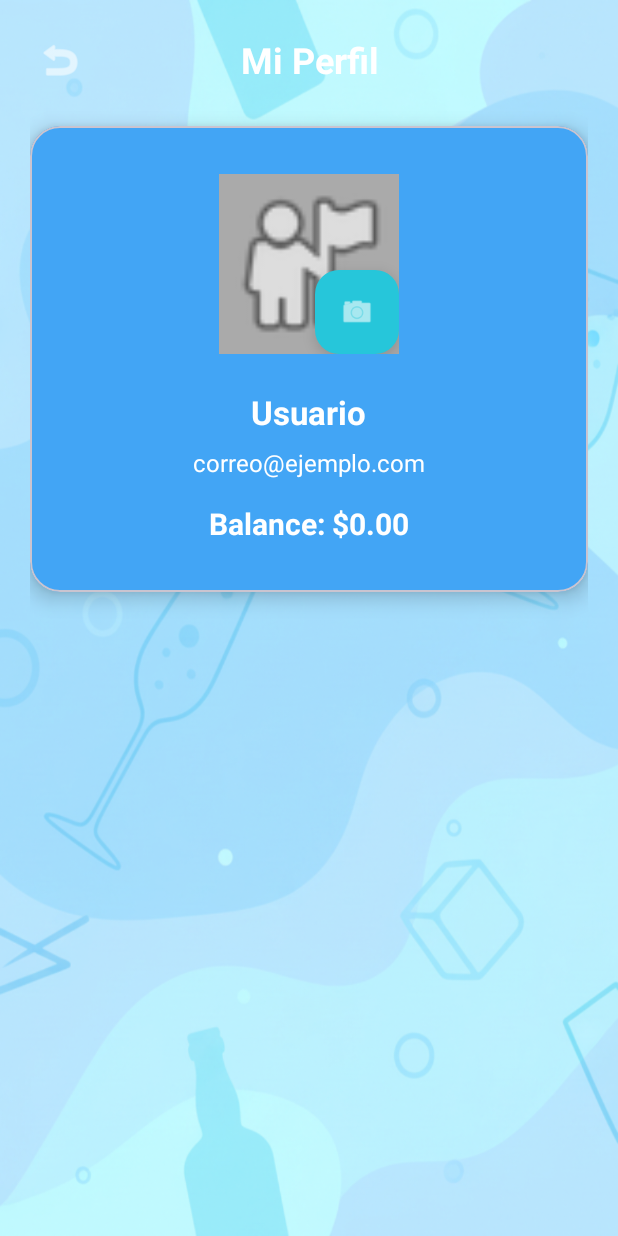
After one commit to Movioles-Sec3/Frontend-Kotlin, an Android app: the ProfileActivity screen opened directly, with no data from a screen before it, on a phone screen of 412 x 824 dp. The commit adds this screen. Run offline under Robolectric (Android 15) with nearby library versions, the phone set to English and light mode, and no system bars; network calls fail.

Commit message:
Cambios para poner Foto de perfil (no se elimina)

```diff
--- /dev/null
+++ b/app/src/main/java/app/src/ProfileActivity.kt
@@ -0,0 +1,172 @@
+package app.src
+
+import android.Manifest
+import android.content.Intent
+import android.content.pm.PackageManager
+import android.graphics.Bitmap
+import android.graphics.BitmapFactory
+import android.net.Uri
+import android.os.Bundle
+import android.provider.MediaStore
+import android.widget.ImageButton
+import android.widget.ImageView
+import android.widget.TextView
+import android.widget.Toast
+import androidx.activity.result.contract.ActivityResultContracts
+import androidx.appcompat.app.AppCompatActivity
+import androidx.core.content.ContextCompat
+import androidx.core.content.FileProvider
+import app.src.utils.SessionManager
+import com.google.android.material.floatingactionbutton.FloatingActionButton
+import java.io.File
+import java.io.FileOutputStream
+import java.util.Locale
+
+class ProfileActivity : AppCompatActivity() {
+
+    private lateinit var ivProfileImage: ImageView
+    private lateinit var tvProfileName: TextView
+    private lateinit var tvProfileEmail: TextView
+    private lateinit var tvProfileBalance: TextView
+    private lateinit var btnBack: ImageButton
+    private lateinit var btnCamera: FloatingActionButton
+
+    private var currentPhotoPath: String? = null
+
+    // Launcher para solicitar permiso de cámara
+    private val requestCameraPermissionLauncher = registerForActivityResult(
+        ActivityResultContracts.RequestPermission()
+    ) { isGranted: Boolean ->
+        if (isGranted) {
+            openCamera()
+        } else {
+            Toast.makeText(this, "Se necesita permiso de cámara para tomar fotos", Toast.LENGTH_SHORT).show()
+        }
+    }
+
+    // Launcher para tomar la foto
+    private val takePictureLauncher = registerForActivityResult(
+        ActivityResultContracts.TakePicture()
+    ) { success: Boolean ->
+        if (success && currentPhotoPath != null) {
+            loadProfileImage()
+            saveProfileImagePath(currentPhotoPath!!)
+            Toast.makeText(this, "Foto de perfil actualizada", Toast.LENGTH_SHORT).show()
+        }
+    }
+
+    override fun onCreate(savedInstanceState: Bundle?) {
+        super.onCreate(savedInstanceState)
+        setContentView(R.layout.activity_profile)
+
+        initializeViews()
+        loadUserData()
+        loadProfileImage()
+        setupListeners()
+    }
+
+    private fun initializeViews() {
+        ivProfileImage = findViewById(R.id.ivProfileImage)
+        tvProfileName = findViewById(R.id.tvProfileName)
+        tvProfileEmail = findViewById(R.id.tvProfileEmail)
+        tvProfileBalance = findViewById(R.id.tvProfileBalance)
+        btnBack = findViewById(R.id.btnBack)
+        btnCamera = findViewById(R.id.btnCamera)
+    }
+
+    private fun setupListeners() {
+        // Botón para volver al menú principal
+        btnBack.setOnClickListener {
+            finish() // Cierra la actividad y vuelve a HomeActivity
+        }
+
+        // Botón de cámara
+        btnCamera.setOnClickListener {
+            checkCameraPermissionAndOpen()
+        }
+    }
+
+    private fun loadUserData() {
+        // Obtener datos del usuario desde SessionManager
+        val userName = SessionManager.getUserName(this) ?: "Usuario"
+        val userEmail = SessionManager.getUserEmail(this) ?: "correo@ejemplo.com"
+        val userBalance = SessionManager.getUserSaldo(this)
+
+        // Mostrar los datos en la UI
+        tvProfileName.text = userName
+        tvProfileEmail.text = userEmail
+        tvProfileBalance.text = String.format(Locale.US, "Balance: $%.2f", userBalance)
+    }
+
+    private fun checkCameraPermissionAndOpen() {
+        when {
+            ContextCompat.checkSelfPermission(
+                this,
+                Manifest.permission.CAMERA
+            ) == PackageManager.PERMISSION_GRANTED -> {
+                // Permiso ya otorgado, abrir cámara
+                openCamera()
+            }
+            else -> {
+                // Solicitar permiso
+                requestCameraPermissionLauncher.launch(Manifest.permission.CAMERA)
+            }
+        }
+    }
+
+    private fun openCamera() {
+        // Crear archivo temporal para la foto
+        val photoFile = createImageFile()
+
+        if (photoFile != null) {
+            currentPhotoPath = photoFile.absolutePath
+
+            val photoUri: Uri = FileProvider.getUriForFile(
+                this,
+                "${applicationContext.packageName}.fileprovider",
+                photoFile
+            )
+
+            takePictureLauncher.launch(photoUri)
+        } else {
+            Toast.makeText(this, "Error al crear archivo de imagen", Toast.LENGTH_SHORT).show()
+        }
+    }
+
+    private fun createImageFile(): File? {
+        return try {
+            val storageDir = getExternalFilesDir(null)
+            File(storageDir, "profile_image.jpg")
+        } catch (e: Exception) {
+            e.printStackTrace()
+            null
+        }
+    }
+
+    private fun saveProfileImagePath(path: String) {
+        val sharedPreferences = getSharedPreferences("UserProfile", MODE_PRIVATE)
+        sharedPreferences.edit().putString("profile_image_path", path).apply()
+    }
+
+    private fun getProfileImagePath(): String? {
+        val sharedPreferences = getSharedPreferences("UserProfile", MODE_PRIVATE)
+        return sharedPreferences.getString("profile_image_path", null)
+    }
+
+    private fun loadProfileImage() {
+        val imagePath = currentPhotoPath ?: getProfileImagePath()
+
+        if (imagePath != null) {
+            val imgFile = File(imagePath)
+            if (imgFile.exists()) {
+                try {
+                    val bitmap = BitmapFactory.decodeFile(imgFile.absolutePath)
+                    ivProfileImage.setImageBitmap(bitmap)
+                } catch (e: Exception) {
+                    e.printStackTrace()
+                    // Si hay error, mantener la imagen por defecto
+                }
+            }
+        }
+    }
+}
--- a/app/src/main/java/app/src/data/api/ApiClient.kt
+++ b/app/src/main/java/app/src/data/api/ApiClient.kt
@@ -12,7 +12,7 @@ object ApiClient {
     // ⚠️ CAMBIAR ESTO: Usa la IP de tu máquina en la red local para pruebas desde dispositivo físico
     // Para emulador Android: usa "10.0.2.2"
     // Para dispositivo físico: usa la IP de tu PC (ej: "192.168.10.16")
-    private const val BASE_URL = "http://192.168.0.5:8080/"
+    private const val BASE_URL = "http://192.168.10.11:8080/"
 
     private var token: String? = null
 
--- /dev/null
+++ b/app/src/main/res/layout/activity_profile.xml
@@ -0,0 +1,127 @@
+<?xml version="1.0" encoding="utf-8"?>
+<ScrollView xmlns:android="http://schemas.android.com/apk/res/android"
+    xmlns:app="http://schemas.android.com/apk/res-auto"
+    android:layout_width="match_parent"
+    android:layout_height="match_parent"
+    android:background="@drawable/background_inicio"
+    android:fillViewport="true">
+
+    <LinearLayout
+        android:layout_width="match_parent"
+        android:layout_height="wrap_content"
+        android:orientation="vertical"
+        android:padding="20dp">
+
+        <!-- Header con botón de volver -->
+        <LinearLayout
+            android:layout_width="match_parent"
+            android:layout_height="wrap_content"
+            android:orientation="horizontal"
+            android:gravity="center_vertical"
+            android:layout_marginBottom="24dp">
+
+            <ImageButton
+                android:id="@+id/btnBack"
+                android:layout_width="40dp"
+                android:layout_height="40dp"
+                android:background="?attr/selectableItemBackgroundBorderless"
+                android:src="@android:drawable/ic_menu_revert"
+                android:contentDescription="Volver"
+                android:tint="@android:color/white" />
+
+            <TextView
+                android:layout_width="0dp"
+                android:layout_height="wrap_content"
+                android:layout_weight="1"
+                android:text="Mi Perfil"
+                android:textSize="24sp"
+                android:textStyle="bold"
+                android:textColor="@android:color/white"
+                android:gravity="center" />
+
+            <!-- Espacio para balance visual -->
+            <View
+                android:layout_width="40dp"
+                android:layout_height="40dp" />
+        </LinearLayout>
+
+        <!-- Card del perfil -->
+        <com.google.android.material.card.MaterialCardView
+            android:layout_width="match_parent"
+            android:layout_height="wrap_content"
+            app:cardBackgroundColor="@color/color_primary"
+            app:cardCornerRadius="20dp"
+            app:cardElevation="8dp">
+
+            <LinearLayout
+                android:layout_width="match_parent"
+                android:layout_height="wrap_content"
+                android:orientation="vertical"
+                android:padding="32dp"
+                android:gravity="center_horizontal">
+
+                <!-- Contenedor de imagen con botón de cámara -->
+                <FrameLayout
+                    android:layout_width="wrap_content"
+                    android:layout_height="wrap_content"
+                    android:layout_marginBottom="24dp">
+
+                    <!-- Imagen de perfil circular -->
+                    <ImageView
+                        android:id="@+id/ivProfileImage"
+                        android:layout_width="120dp"
+                        android:layout_height="120dp"
+                        android:src="@android:drawable/ic_menu_myplaces"
+                        android:contentDescription="Imagen de perfil"
+                        android:background="@android:color/darker_gray"
+                        android:scaleType="centerCrop" />
+
+                    <!-- Botón de cámara flotante -->
+                    <com.google.android.material.floatingactionbutton.FloatingActionButton
+                        android:id="@+id/btnCamera"
+                        android:layout_width="wrap_content"
+                        android:layout_height="wrap_content"
+                        android:layout_gravity="bottom|end"
+                        android:src="@android:drawable/ic_menu_camera"
+                        android:contentDescription="Tomar foto"
+                        app:fabSize="mini"
+                        app:tint="@android:color/white"
+                        app:backgroundTint="@color/color_accent" />
+                </FrameLayout>
+
+                <!-- Nombre -->
+                <TextView
+                    android:id="@+id/tvProfileName"
+                    android:layout_width="wrap_content"
+                    android:layout_height="wrap_content"
+                    android:text="Nombre del usuario"
+                    android:textSize="22sp"
+                    android:textStyle="bold"
+                    android:textColor="@color/color_on_primary"
+                    android:layout_marginBottom="8dp" />
+
+                <!-- Correo -->
+                <TextView
+                    android:id="@+id/tvProfileEmail"
+                    android:layout_width="wrap_content"
+                    android:layout_height="wrap_content"
+                    android:text="correo@ejemplo.com"
+                    android:textSize="16sp"
+                    android:textColor="@color/color_on_primary"
+                    android:layout_marginBottom="16dp" />
+
+                <!-- Balance -->
+                <TextView
+                    android:id="@+id/tvProfileBalance"
+                    android:layout_width="wrap_content"
+                    android:layout_height="wrap_content"
+                    android:text="Balance: $0.00"
+                    android:textSize="20sp"
+                    android:textStyle="bold"
+                    android:textColor="@color/color_on_primary" />
+
+            </LinearLayout>
+        </com.google.android.material.card.MaterialCardView>
+
+    </LinearLayout>
+</ScrollView>
--- /dev/null
+++ b/app/src/main/res/xml/file_paths.xml
@@ -0,0 +1,4 @@
+<?xml version="1.0" encoding="utf-8"?>
+<paths xmlns:android="http://schemas.android.com/apk/res/android">
+    <external-files-path name="my_images" path="/" />
+</paths>
```
Also changed, not shown: app/src/main/AndroidManifest.xml (+20 -0 lines), app/src/main/java/app/src/HomeActivity.kt (+13 -0 lines), app/src/main/res/layout/activity_home.xml (+18 -2 lines), app/src/main/java/app/src/utils/SessionManager.kt (line endings or trailing spaces).
